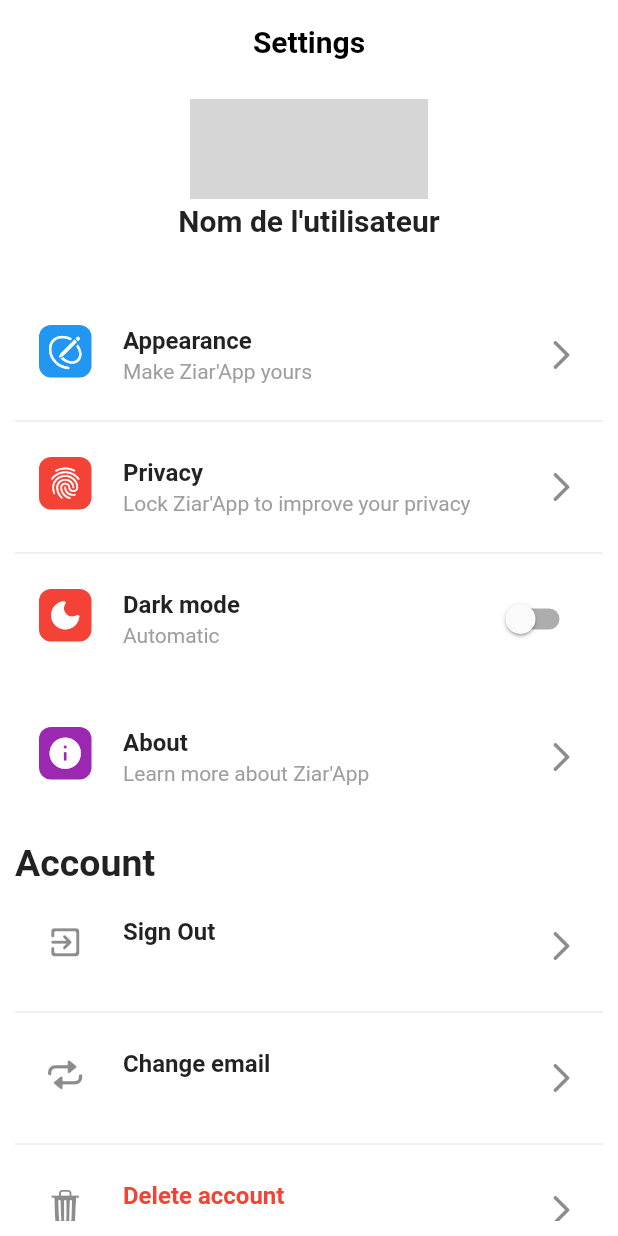
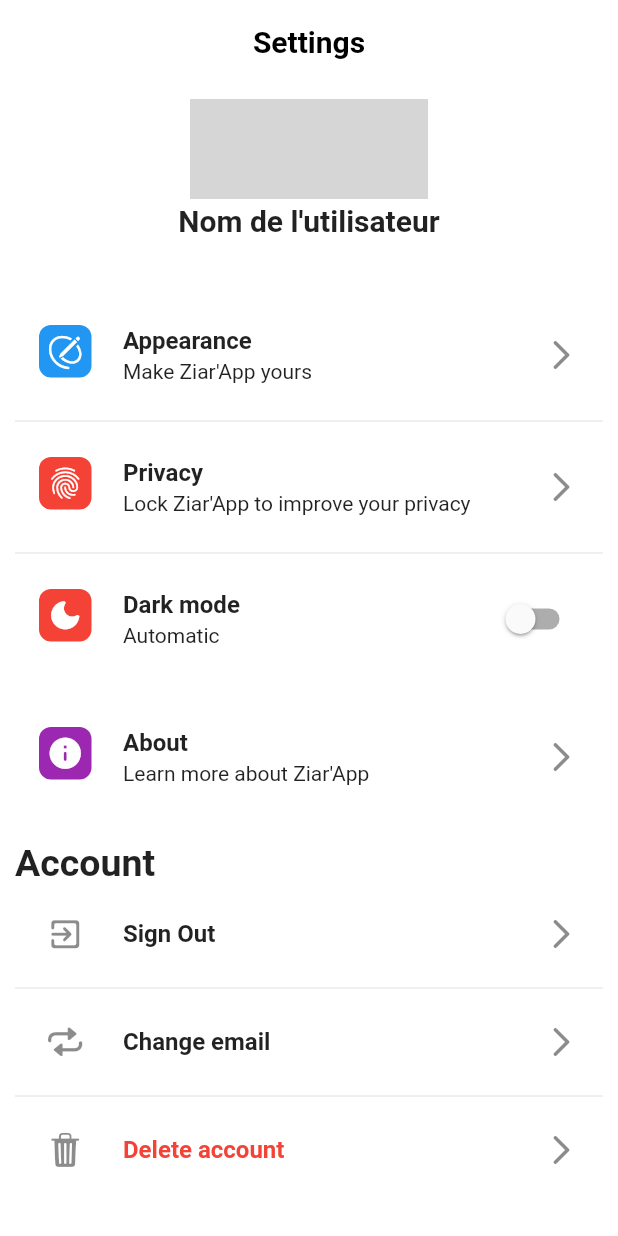
Before and after one commit to babstrap/babstrap_settings_screen, a Flutter app: the screen it shows after launch, scrolled down 140 dp, on a phone screen of 412 x 824 dp. Run offline on Flutter 3.47's test engine with Material 2 defaults, Android fonts, the phone set to English and light mode, and no system bars; grey boxes are pictures that could not be loaded.

Commit message:
improve ui if subtitle is null

```diff
--- a/lib/src/babs_component_settings_item.dart
+++ b/lib/src/babs_component_settings_item.dart
@@ -18,7 +18,7 @@ class SettingsItem extends StatelessWidget {
       this.iconStyle,
       required this.title,
       this.titleStyle,
-      this.subtitle = "",
+      this.subtitle,
       this.subtitleStyle,
       this.backgroundColor,
       this.trailing,
@@ -55,13 +55,16 @@ class SettingsItem extends StatelessWidget {
           style: titleStyle ?? TextStyle(fontWeight: FontWeight.bold),
           maxLines: 1,
         ),
-        subtitle: Text(
-          subtitle!,
-          style: subtitleStyle ?? TextStyle(color: Colors.grey),
-          maxLines: 1,
-        ),
-        trailing:
-            (trailing != null) ? trailing : Icon(Icons.arrow_forward_ios_rounded),
+        subtitle: (subtitle != null)
+            ? Text(
+                subtitle!,
+                style: subtitleStyle ?? Theme.of(context).textTheme.bodyMedium!,
+                maxLines: 1,
+              )
+            : null,
+        trailing: (trailing != null)
+            ? trailing
+            : Icon(Icons.arrow_forward_ios_rounded),
       ),
     );
   }
```
